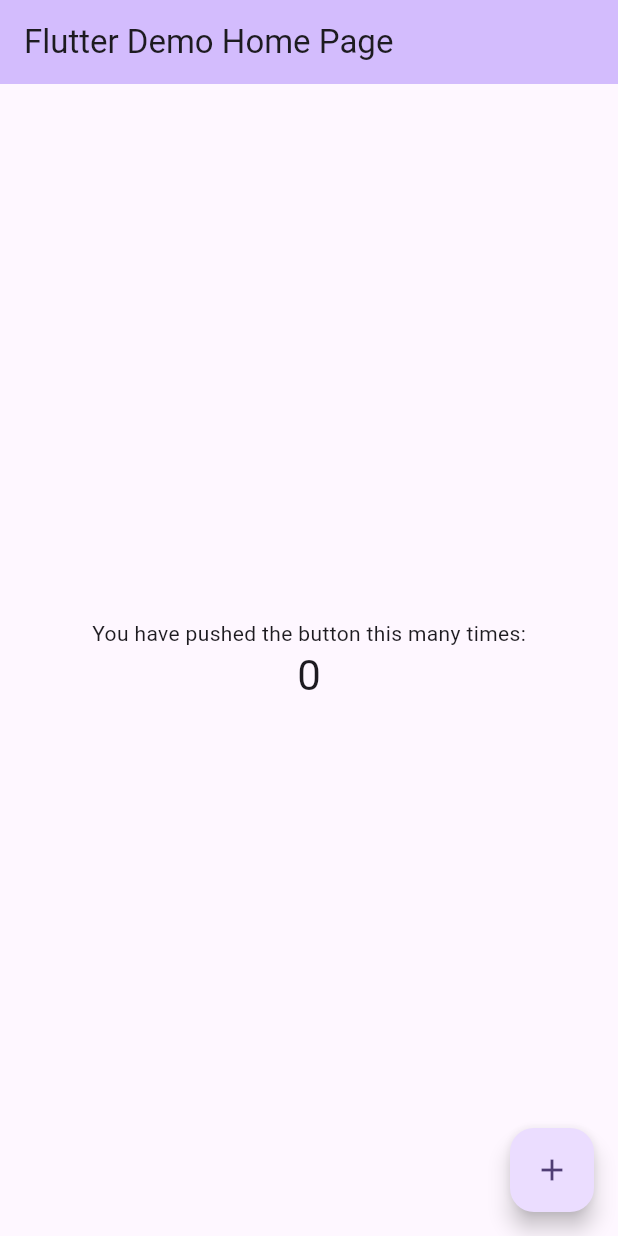
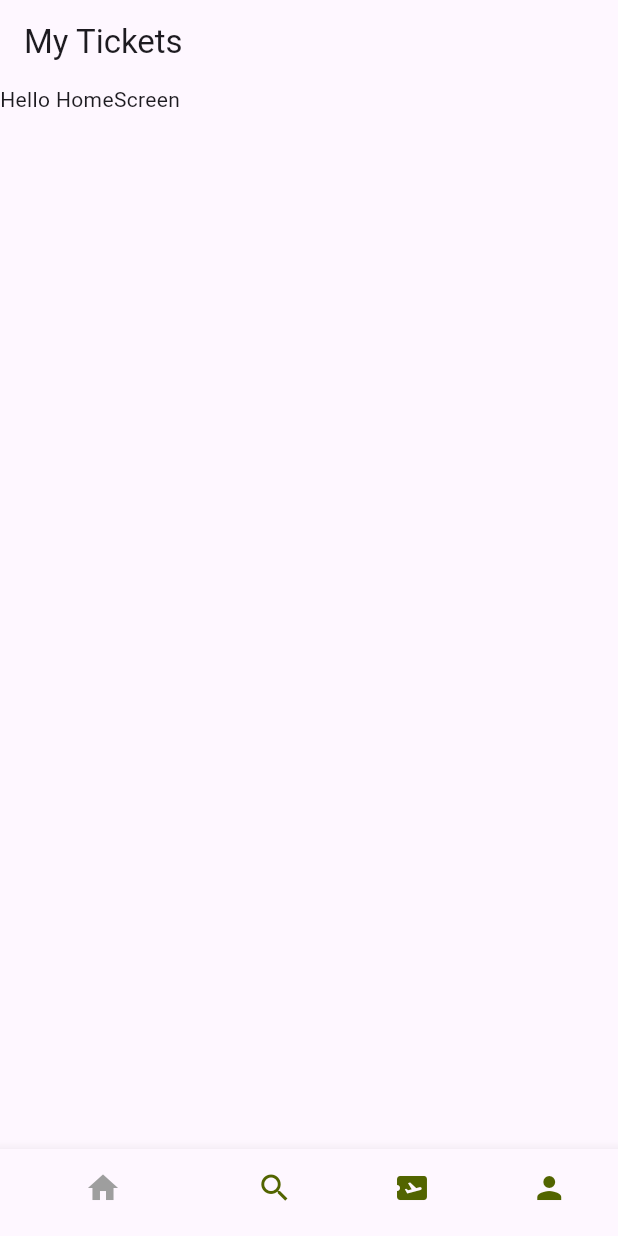
Before and after one commit to arpan2028/theticketapp, a Flutter app: the screen it shows after launch, on a phone screen of 412 x 824 dp. Run offline on Flutter 3.47's test engine with Material 3 defaults, Android fonts, the phone set to English and light mode, and no system bars.

Commit message:
second commit bottom bar done

```diff
--- /dev/null
+++ b/lib/base/bottom_nav_bar.dart
@@ -0,0 +1,54 @@
+import 'package:flutter/material.dart';
+import 'package:theticketapp/screens/home_screen.dart';
+
+class BottomNavBar extends StatefulWidget {
+  const BottomNavBar({super.key});
+
+  @override
+  State<BottomNavBar> createState() => _BottomNavBarState();
+}
+
+class _BottomNavBarState extends State<BottomNavBar> {
+  //list is iterated using index
+  final appScreens = [
+    const HomeScreen(),
+    const Center(child: Text("Search")),
+    const Center(child:  Text("Tickets")),
+    const Center(child:  Text("Profile"))
+  ];
+
+  //change our index for bottom navbar
+
+  int _selectedIndex = 0;
+
+  void _onItemTapped(int index){
+    setState(() {
+         _selectedIndex = index;
+    });
+  }
+
+  @override
+  Widget build(BuildContext context) {
+    return Scaffold(
+      appBar: AppBar(
+      title:Text("My Tickets")
+      ),
+      body: appScreens[_selectedIndex],
+      bottomNavigationBar: BottomNavigationBar(
+        currentIndex: _selectedIndex,
+        onTap: _onItemTapped,
+        selectedItemColor: Colors.grey,
+        unselectedItemColor: const Color(0xFF526400),
+        showSelectedLabels: false,
+        items: const[
+        BottomNavigationBarItem(icon: Icon(Icons.home), label: "Home"),
+        BottomNavigationBarItem(icon: Icon(Icons.search), label: "Search"),
+        BottomNavigationBarItem(icon: Icon(Icons.airplane_ticket),label: "Tickets"),
+        BottomNavigationBarItem(icon: Icon(Icons.person), label: "Person")
+
+      ]),
+      );
+
+
+  }
+}
--- a/lib/main.dart
+++ b/lib/main.dart
@@ -1,4 +1,5 @@
 import 'package:flutter/material.dart';
+import 'base/bottom_nav_bar.dart'; // Use a relative path instead of an absolute path.
 
 void main() {
   runApp(const MyApp());
@@ -7,119 +8,10 @@ void main() {
 class MyApp extends StatelessWidget {
   const MyApp({super.key});
 
-  // This widget is the root of your application.
   @override
   Widget build(BuildContext context) {
     return MaterialApp(
-      title: 'Flutter Demo',
-      theme: ThemeData(
-        // This is the theme of your application.
-        //
-        // TRY THIS: Try running your application with "flutter run". You'll see
-        // the application has a purple toolbar. Then, without quitting the app,
-        // try changing the seedColor in the colorScheme below to Colors.green
-        // and then invoke "hot reload" (save your changes or press the "hot
-        // reload" button in a Flutter-supported IDE, or press "r" if you used
-        // the command line to start the app).
-        //
-        // Notice that the counter didn't reset back to zero; the application
-        // state is not lost during the reload. To reset the state, use hot
-        // restart instead.
-        //
-        // This works for code too, not just values: Most code changes can be
-        // tested with just a hot reload.
-        colorScheme: ColorScheme.fromSeed(seedColor: Colors.deepPurple),
-        useMaterial3: true,
-      ),
-      home: const MyHomePage(title: 'Flutter Demo Home Page'),
+      home: BottomNavBar(),
     );
   }
 }
-
-class MyHomePage extends StatefulWidget {
-  const MyHomePage({super.key, required this.title});
-
-  // This widget is the home page of your application. It is stateful, meaning
-  // that it has a State object (defined below) that contains fields that affect
-  // how it looks.
-
-  // This class is the configuration for the state. It holds the values (in this
-  // case the title) provided by the parent (in this case the App widget) and
-  // used by the build method of the State. Fields in a Widget subclass are
-  // always marked "final".
-
-  final String title;
-
-  @override
-  State<MyHomePage> createState() => _MyHomePageState();
-}
-
-class _MyHomePageState extends State<MyHomePage> {
-  int _counter = 0;
-
-  void _incrementCounter() {
-    setState(() {
-      // This call to setState tells the Flutter framework that something has
-      // changed in this State, which causes it to rerun the build method below
-      // so that the display can reflect the updated values. If we changed
-      // _counter without calling setState(), then the build method would not be
-      // called again, and so nothing would appear to happen.
-      _counter++;
-    });
-  }
-
-  @override
-  Widget build(BuildContext context) {
-    // This method is rerun every time setState is called, for instance as done
-    // by the _incrementCounter method above.
-    //
-    // The Flutter framework has been optimized to make rerunning build methods
-    // fast, so that you can just rebuild anything that needs updating rather
-    // than having to individually change instances of widgets.
-    return Scaffold(
-      appBar: AppBar(
-        // TRY THIS: Try changing the color here to a specific color (to
-        // Colors.amber, perhaps?) and trigger a hot reload to see the AppBar
-        // change color while the other colors stay the same.
-        backgroundColor: Theme.of(context).colorScheme.inversePrimary,
-        // Here we take the value from the MyHomePage object that was created by
-        // the App.build method, and use it to set our appbar title.
-        title: Text(widget.title),
-      ),
-      body: Center(
-        // Center is a layout widget. It takes a single child and positions it
-        // in the middle of the parent.
-        child: Column(
-          // Column is also a layout widget. It takes a list of children and
-          // arranges them vertically. By default, it sizes itself to fit its
-          // children horizontally, and tries to be as tall as its parent.
-          //
-          // Column has various properties to control how it sizes itself and
-          // how it positions its children. Here we use mainAxisAlignment to
-          // center the children vertically; the main axis here is the vertical
-          // axis because Columns are vertical (the cross axis would be
-          // horizontal).
-          //
-          // TRY THIS: Invoke "debug painting" (choose the "Toggle Debug Paint"
-          // action in the IDE, or press "p" in the console), to see the
-          // wireframe for each widget.
-          mainAxisAlignment: MainAxisAlignment.center,
-          children: <Widget>[
-            const Text(
-              'You have pushed the button this many times:',
-            ),
-            Text(
-              '$_counter',
-              style: Theme.of(context).textTheme.headlineMedium,
-            ),
-          ],
-        ),
-      ),
-      floatingActionButton: FloatingActionButton(
-        onPressed: _incrementCounter,
-        tooltip: 'Increment',
-        child: const Icon(Icons.add),
-      ), // This trailing comma makes auto-formatting nicer for build methods.
-    );
-  }
-}
--- /dev/null
+++ b/lib/screens/home_screen.dart
@@ -0,0 +1,18 @@
+import 'package:flutter/material.dart';
+
+class HomeScreen extends StatelessWidget {
+  const HomeScreen({super.key});
+
+  @override
+  Widget build(BuildContext context) {
+    return Scaffold(
+      body: ListView(
+        children: [
+          Container(child: Text("Hello HomeScreen"),
+          )
+        ],
+
+      ),
+    );
+  }
+}
```
Also changed, not shown: analysis_options.yaml (+4 -8 lines), pubspec.yaml (+7 -11 lines), pubspec.lock, 45 other files.
